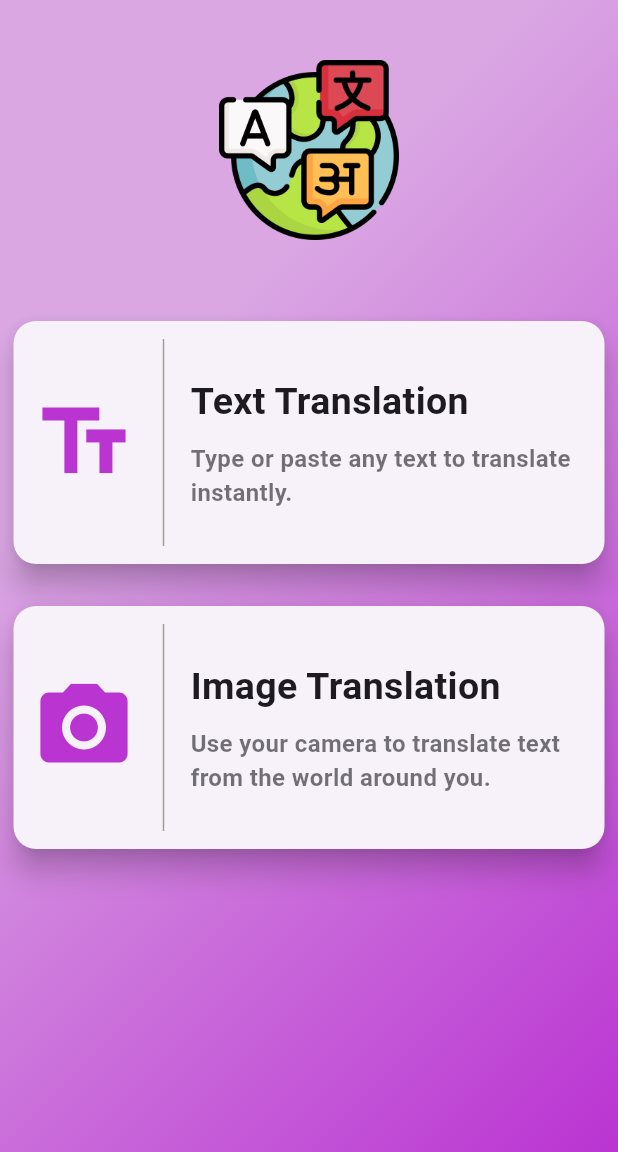
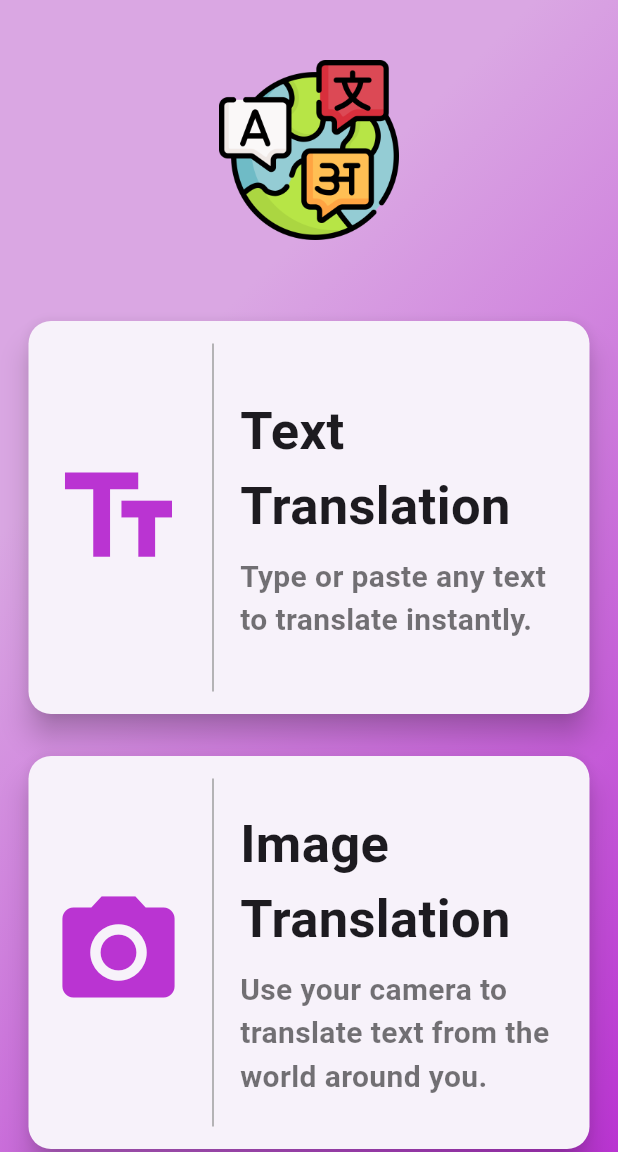
Before and after one commit to Angadthakur/Polyglot, a Flutter app: the screen it shows after launch, on a phone screen of 412 x 824 dp, the part 84-1236 px from its top. Run offline on Flutter 3.47's test engine with Material 3 defaults, Android fonts, the phone set to English and light mode, and no system bars; our stand-ins replace flutter_tts, image_picker; missing offline and left inert: google_mlkit_text_recognition, translator.

Commit message:
updated UI

```diff
--- a/lib/features/presentation/widgets/feature_card.dart
+++ b/lib/features/presentation/widgets/feature_card.dart
@@ -17,8 +17,8 @@ class FeatureCard extends StatelessWidget {
   @override
   Widget build(BuildContext context) {
     return Container(
-      margin: const EdgeInsets.symmetric(horizontal: 5, vertical: 10),
-      height: 170,
+      margin: const EdgeInsets.symmetric(horizontal: 15, vertical: 10),
+      height: 270,
       child: Card(
         shape: RoundedRectangleBorder(
           borderRadius: BorderRadius.circular(15),
@@ -26,16 +26,16 @@ class FeatureCard extends StatelessWidget {
         elevation: 8,
 
         child: InkWell(
-          onTap: onTap, // The function that runs when tapped on the card
+          onTap: onTap,
           borderRadius: BorderRadius.circular(15),
 
           child: Padding(
-            padding: const EdgeInsets.all(12.0),
+            padding: const EdgeInsets.all(15.0),
             child: Row(
               children: [
                 Icon(
                   icon,
-                  size: 70,
+                  size: 90,
                   color: Color.fromARGB(255, 186, 52, 210),
                 ),
 
@@ -60,7 +60,7 @@ class FeatureCard extends StatelessWidget {
                       Text(
                         title,
                         style: const TextStyle(
-                          fontSize: 25,
+                          fontSize: 35,
                           fontWeight: FontWeight.bold
                         ),
                       ),
@@ -73,7 +73,7 @@ class FeatureCard extends StatelessWidget {
                        Text(
                     subtitle,
                     style: const TextStyle(
-                      fontSize: 16,
+                      fontSize: 20,
                       fontWeight: FontWeight.bold,
                       color: Colors.black54
                     ),
```
